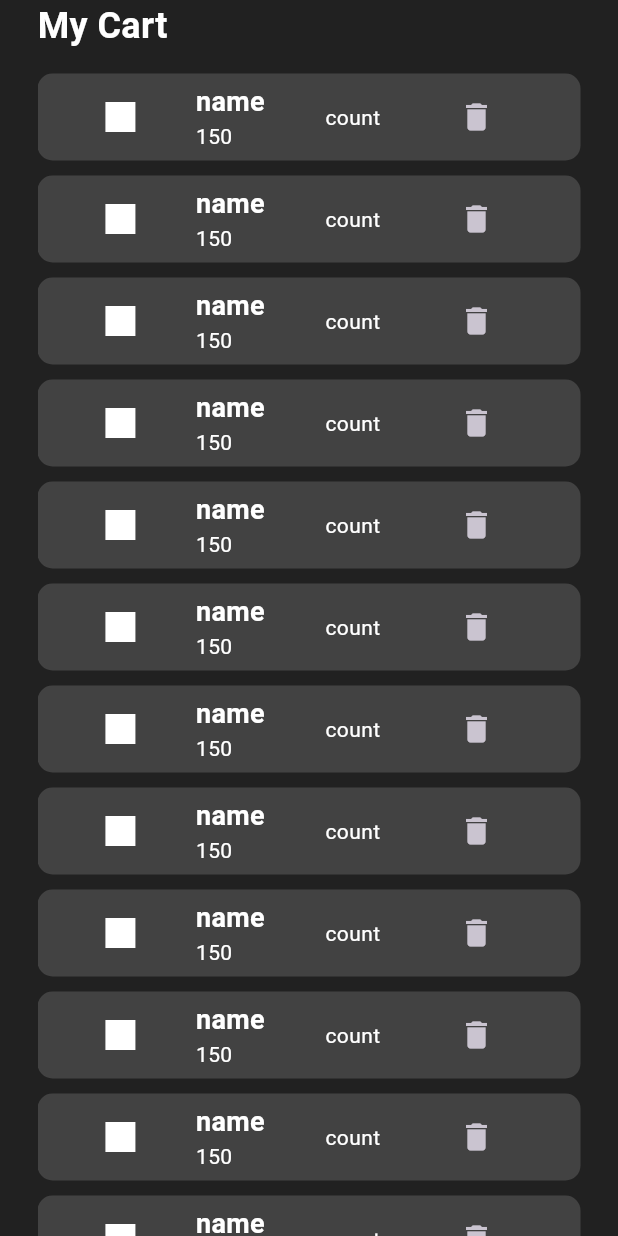
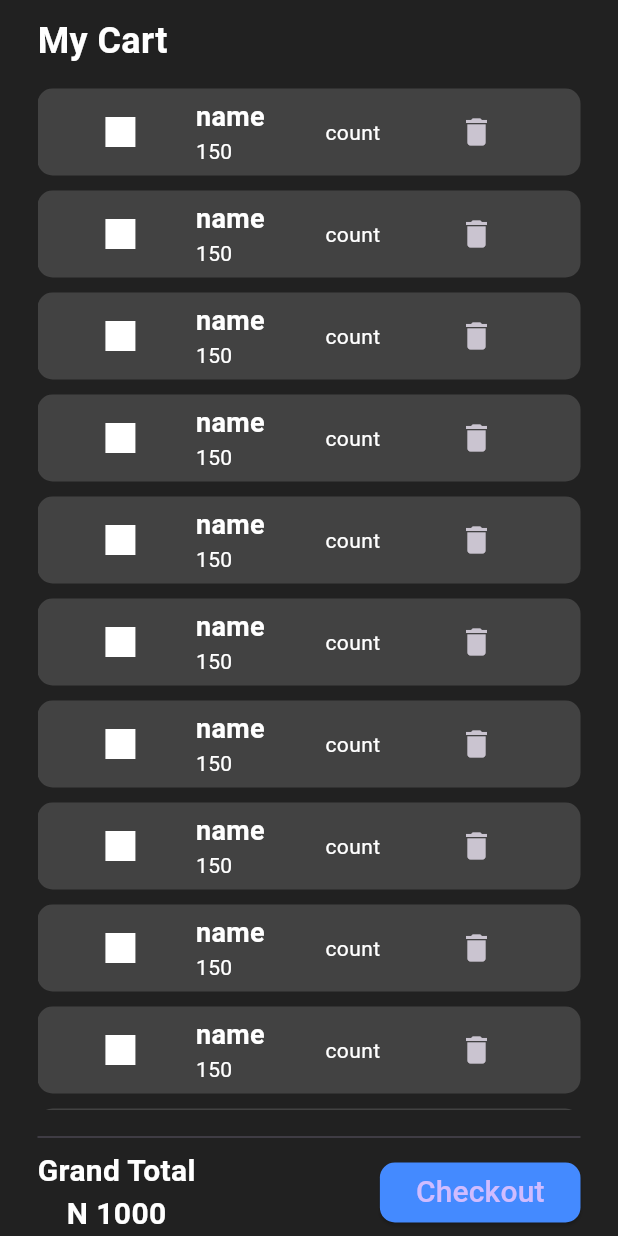
Before and after one commit to nsingla2118/inv, a Flutter app: the CartPage screen opened directly, on a phone screen of 412 x 824 dp. Run offline on Flutter 3.47's test engine with Material 3 defaults, Android fonts, the phone set to English and light mode, and no system bars.

Commit message:
updated cart page
added checkout

```diff
--- a/lib/models/my_button.dart
+++ b/lib/models/my_button.dart
@@ -3,7 +3,7 @@ import 'package:flutter/material.dart';
 class MyButton extends StatelessWidget {
   final String text;
   final VoidCallback onPressed;
-  MyButton({super.key,
+  const MyButton({super.key,
   required this.text,
   required this.onPressed
   });
--- a/lib/pages/availability_page.dart
+++ b/lib/pages/availability_page.dart
@@ -9,9 +9,9 @@ class AvailabilityPage extends StatelessWidget {
       showDialog(
         context: context,
         builder: (BuildContext context) {
-          return AlertDialog(
-            title: const Text('Add Item'),
-            content: const Column(
+          return const AlertDialog(
+            title: Text('Add Item'),
+            content: Column(
               children:  [
                 TextField(
                   decoration: InputDecoration(
--- a/lib/pages/cart_page.dart
+++ b/lib/pages/cart_page.dart
@@ -8,11 +8,13 @@ class CartPage extends StatelessWidget {
   @override
   Widget build(BuildContext context) {
     return Scaffold(
-      body: Padding(padding: const EdgeInsets.symmetric(horizontal: 25.0),
+      body: Padding(
+      padding: const EdgeInsets.symmetric(horizontal: 25.0),
       child: Column(
         mainAxisAlignment: MainAxisAlignment.start,
         crossAxisAlignment: CrossAxisAlignment.start,
         children: [
+          const SizedBox(height: 10,),
           const Text('My Cart', style: TextStyle(fontWeight: FontWeight.bold, fontSize: 24),
           ),
           const SizedBox(height: 10,),
@@ -27,9 +29,47 @@ class CartPage extends StatelessWidget {
                 costPrice: 100,
                 sellingPrice: 150
                 ));
-          }))
-        ],
-      ),),
-    );
+          })),
+          const SizedBox(height: 10,),
+          const Divider(),
+
+        Row(
+          mainAxisAlignment: MainAxisAlignment.spaceBetween,
+          children: [
+            const Column(
+              mainAxisAlignment: MainAxisAlignment.spaceBetween,
+              children: [
+          Text('Grand Total', style: TextStyle(
+            fontWeight: FontWeight.bold,
+            fontSize: 20
+          ),),
+
+          // does the total of the cart
+          Text('N 1000', style: TextStyle(
+            fontWeight: FontWeight.bold,
+            fontSize: 20
+          ),),
+              ],
+            ),
+            const SizedBox(height: 10,),
+            ElevatedButton(
+              onPressed: () {},
+              style: ElevatedButton.styleFrom(
+          backgroundColor: Colors.blueAccent,
+          shape: RoundedRectangleBorder(
+            borderRadius: BorderRadius.circular(10),
+          )
+              ),
+              child: const Text('Checkout', style: TextStyle(fontSize: 20),),
+            ),
+          ],
+        ),
+
+          ],
+        ),
+
+
+    ));
+
   }
 }
--- a/lib/pages/home_page.dart
+++ b/lib/pages/home_page.dart
@@ -105,7 +105,7 @@ class _HomePageState extends State<HomePage> {
             ),
             Padding(
               padding: const EdgeInsets.only(bottom: 8.0),
-              child: Text('Developed by TanniaSolutions', style: TextStyle(color: Colors.grey[300]),),
+              child: Text('Developed by TarChsSolutions', style: TextStyle(color: Colors.grey[300]),),
             )
           ],
         ),
```
